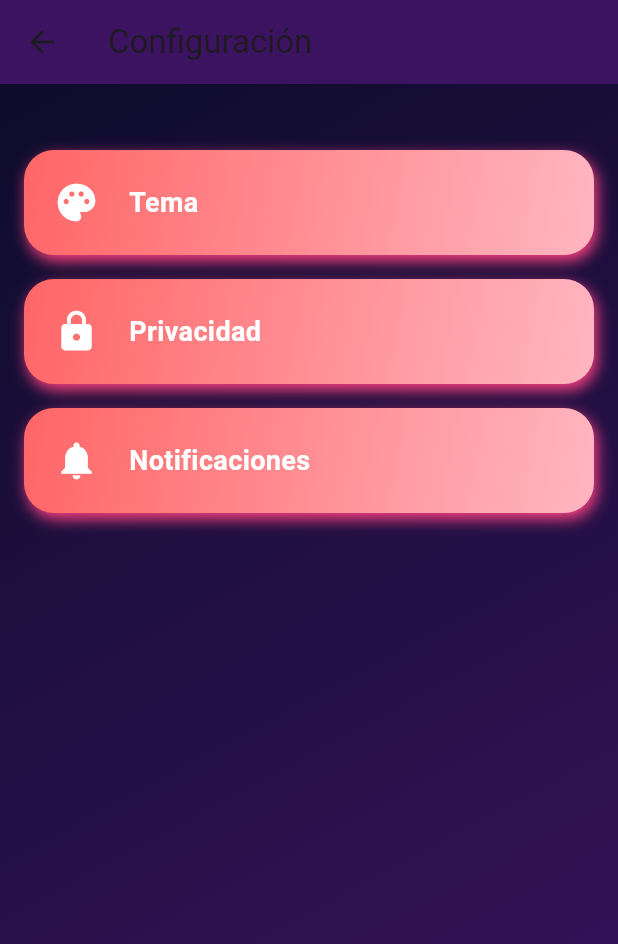
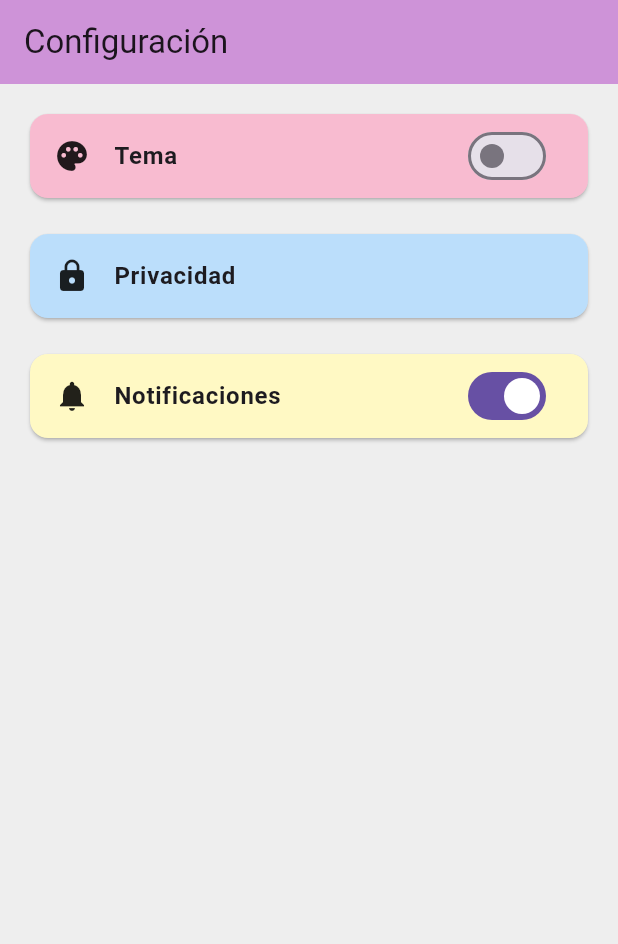
Before and after one commit to jessicacunalata29/flutter, a Flutter app: the Configuracion screen opened directly, on a phone screen of 412 x 824 dp. Shown: the top 944 px of the screen. Run offline on Flutter 3.47's test engine with Material 3 defaults, Android fonts, the phone set to English and light mode, and no system bars.

Commit message:
agrge pantallas a configuracion

```diff
--- a/lib/src/pantallas/configuracion.dart
+++ b/lib/src/pantallas/configuracion.dart
@@ -1,71 +1,117 @@
+import 'package:ejemplo/src/notificaciones_screen.dart';
+import 'package:ejemplo/src/privacidad_screen.dart';
+import 'package:ejemplo/src/tema_screen.dart';
 import 'package:flutter/material.dart';
+import 'package:provider/provider.dart';
+import '../state/app_state.dart';
 
 class Configuracion extends StatelessWidget {
   const Configuracion({super.key});
 
   @override
   Widget build(BuildContext context) {
+    final appState = Provider.of<AppState>(context);
+
     return Scaffold(
+      backgroundColor: appState.isDarkTheme
+          ? Colors.grey[900]
+          : Colors.grey[200],
       appBar: AppBar(
-        title: const Text("Configuración"),
-        backgroundColor: const Color(0xFF3C1361),
-      ),
-      body: Container(
-        decoration: const BoxDecoration(
-          gradient: LinearGradient(
-            colors: [Color(0xFF0D0C2B), Color(0xFF3C1361)],
-            begin: Alignment.topLeft,
-            end: Alignment.bottomRight,
+        title: Text(
+          'Configuración',
+          style: TextStyle(
+            color: appState.isDarkTheme ? Colors.white : Colors.black87,
           ),
         ),
-        child: ListView(
-          padding: const EdgeInsets.all(16),
-          children: [
-            const SizedBox(height: 20),
-            _opcion(context, Icons.palette, "Tema"),
-            _opcion(context, Icons.lock, "Privacidad"),
-            _opcion(context, Icons.notifications, "Notificaciones"),
-          ],
+        backgroundColor: appState.isDarkTheme
+            ? Colors.purple[700]
+            : Colors.purple[200],
+        iconTheme: IconThemeData(
+          color: appState.isDarkTheme ? Colors.white : Colors.black87,
         ),
       ),
+      body: Padding(
+        padding: const EdgeInsets.all(16.0),
+        child: Column(
+          children: [
+            // Tema
+            Card(
+              color: appState.isDarkTheme
+                  ? Colors.purple[300]
+                  : Colors.pink[100],
+              shape: RoundedRectangleBorder(
+                borderRadius: BorderRadius.circular(12),
+              ),
+              child: ListTile(
+                leading: Icon(Icons.palette, color: Colors.black87),
+                title: const Text(
+                  'Tema',
+                  style: TextStyle(fontWeight: FontWeight.bold),
+                ),
+                trailing: Switch(
+                  value: appState.isDarkTheme,
+                  onChanged: (value) => appState.toggleTheme(),
+                ),
+                onTap: () {
+                  Navigator.push(
+                    context,
+                    MaterialPageRoute(builder: (_) => const TemaScreen()),
                   );
-  }
+                },
+              ),
+            ),
+            const SizedBox(height: 16),
 
-  Widget _opcion(BuildContext context, IconData icon, String texto) {
-    return GestureDetector(
+            // Privacidad
+            Card(
+              color: appState.isDarkTheme
+                  ? Colors.blueGrey[300]
+                  : Colors.blue[100],
+              shape: RoundedRectangleBorder(
+                borderRadius: BorderRadius.circular(12),
+              ),
+              child: ListTile(
+                leading: Icon(Icons.lock, color: Colors.black87),
+                title: const Text(
+                  'Privacidad',
+                  style: TextStyle(fontWeight: FontWeight.bold),
+                ),
                 onTap: () {
-        ScaffoldMessenger.of(
+                  Navigator.push(
                     context,
-        ).showSnackBar(SnackBar(content: Text("🔧 $texto")));
+                    MaterialPageRoute(builder: (_) => const PrivacidadScreen()),
+                  );
                 },
-      child: Container(
-        margin: const EdgeInsets.symmetric(vertical: 8),
-        padding: const EdgeInsets.all(20),
-        decoration: BoxDecoration(
-          gradient: const LinearGradient(
-            colors: [Color(0xFFFF6666), Color(0xFFFFB6C1)],
-            begin: Alignment.topLeft,
-            end: Alignment.bottomRight,
               ),
-          borderRadius: BorderRadius.circular(20),
-          boxShadow: const [
-            BoxShadow(
-              color: Colors.pinkAccent,
-              blurRadius: 8,
-              offset: Offset(2, 4),
             ),
-          ],
+            const SizedBox(height: 16),
+
+            // Notificaciones
+            Card(
+              color: appState.isDarkTheme
+                  ? Colors.orange[300]
+                  : Colors.yellow[100],
+              shape: RoundedRectangleBorder(
+                borderRadius: BorderRadius.circular(12),
               ),
-        child: Row(
-          children: [
-            Icon(icon, size: 30, color: Colors.white),
-            const SizedBox(width: 20),
-            Text(
-              texto,
-              style: const TextStyle(
-                color: Colors.white,
-                fontSize: 18,
-                fontWeight: FontWeight.bold,
+              child: ListTile(
+                leading: Icon(Icons.notifications, color: Colors.black87),
+                title: const Text(
+                  'Notificaciones',
+                  style: TextStyle(fontWeight: FontWeight.bold),
+                ),
+                trailing: Switch(
+                  value: appState.notificationsEnabled,
+                  onChanged: (value) => appState.toggleNotifications(),
+                ),
+                onTap: () {
+                  Navigator.push(
+                    context,
+                    MaterialPageRoute(
+                      builder: (_) => const NotificacionesScreen(),
+                    ),
+                  );
+                },
               ),
             ),
           ],
--- /dev/null
+++ b/lib/src/state/app_state.dart
@@ -0,0 +1,16 @@
+import 'package:flutter/material.dart';
+
+class AppState extends ChangeNotifier {
+  bool isDarkTheme = false;
+  bool notificationsEnabled = true;
+
+  void toggleTheme() {
+    isDarkTheme = !isDarkTheme;
+    notifyListeners();
+  }
+
+  void toggleNotifications() {
+    notificationsEnabled = !notificationsEnabled;
+    notifyListeners();
+  }
+}
```
Also changed, not shown: lib/main.dart (+18 -8 lines), lib/src/app.dart (+26 -4 lines), lib/src/inicio.dart (+107 -55 lines), lib/src/notificaciones_screen.dart (added, +18 -0 lines), lib/src/pantallas/recuperar_contrasena_page.dart (added, +108 -0 lines), lib/src/privacidad_screen.dart (added, +48 -0 lines), lib/src/tema_screen.dart (added, +18 -0 lines), pubspec.yaml (+5 -2 lines), pubspec.lock. Lines whose indentation alone changed are shown as unchanged.
